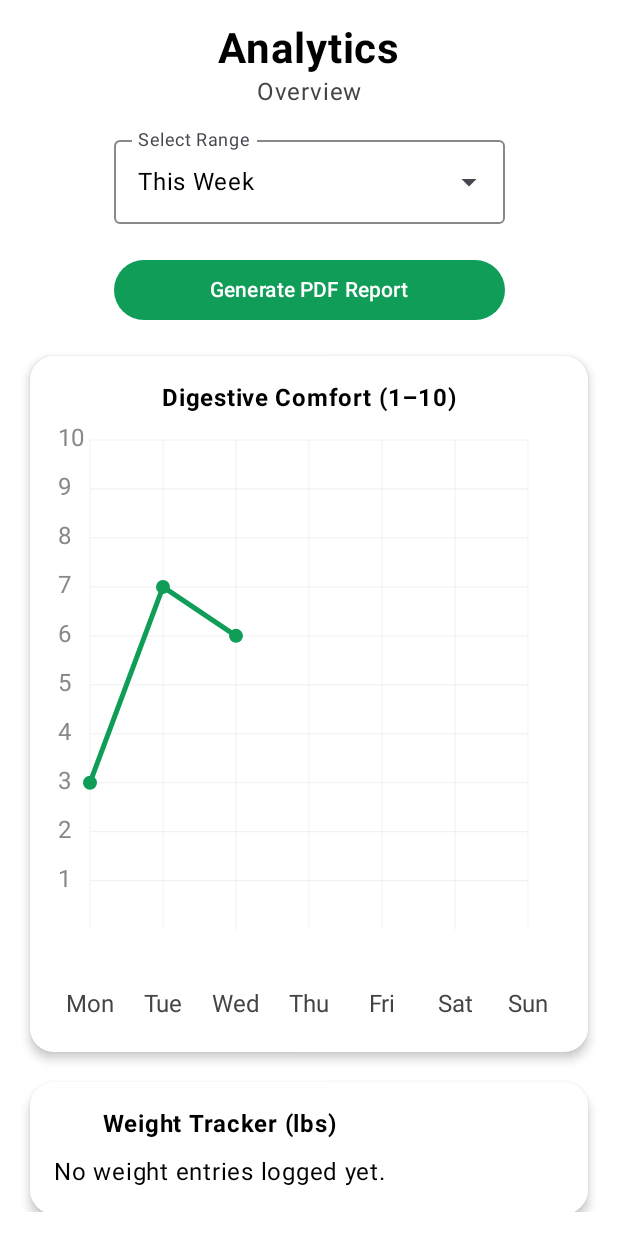
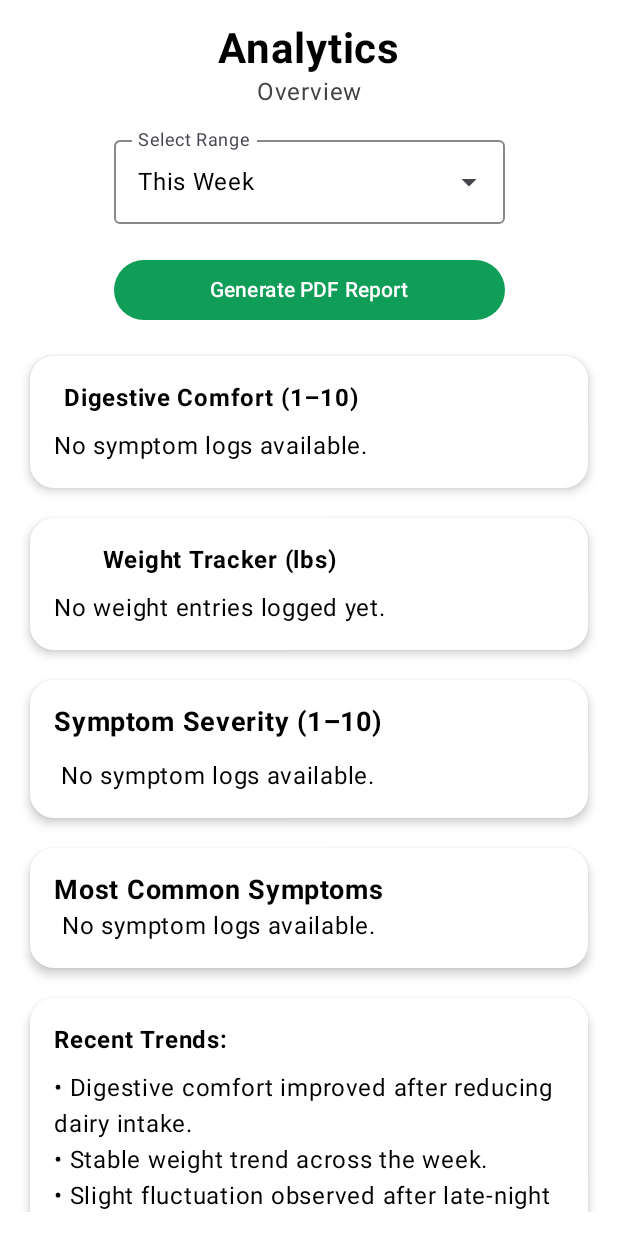
Before and after one commit to BryanLucio12/GI-Health-App, an Android app built with Jetpack Compose: the composable AnalyticsScreen shown on its own in the app's theme, on a phone screen of 412 x 824 dp. Run offline under Robolectric (Android 15) with nearby library versions, the light colour scheme and no system bars; our stand-ins replace Room's generated code, livedata-compose.

Commit message:
Fix digestive comfort analytics

```diff
--- a/app/src/main/java/com/example/gihealth/ui/screens/AnalyticsScreen.kt
+++ b/app/src/main/java/com/example/gihealth/ui/screens/AnalyticsScreen.kt
@@ -33,37 +33,13 @@ import kotlin.math.roundToInt
 import com.example.gihealth.data.TopSymptomResults
 import com.example.gihealth.data.SymptomWithTrend
 
-// DUMMY VALUES WILL BE REMOVED LATER
-class AnalyticsViewModel : ViewModel() {
-    private val today = LocalDate.now()
-    private val startOfWeek = today.with(DayOfWeek.MONDAY)
 
-    // Base values
-    private val baseComfort = (4..8).random()
-    private val baseWeight = (150..180).random()   // still used only for mock digestive, not weight DB
-
-    // Digestive comfort mock data
-    val digestiveData: Map<String, Map<LocalDate, Int>> = mapOf(
-        "Today" to mapOf(today to baseComfort + (-1..1).random()),
-        "Yesterday" to mapOf(today.minusDays(1) to baseComfort + (-1..1).random()),
-        "This Week" to (0..6).associate {
-            startOfWeek.plusDays(it.toLong()) to (baseComfort + (-2..2).random()).coerceIn(1, 10)
-        },
-        "Last Week" to (0..6).associate {
-            startOfWeek.minusWeeks(1).plusDays(it.toLong()) to (baseComfort + (-2..2).random()).coerceIn(1, 10)
-        },
-        "This Month" to (0 until today.lengthOfMonth()).associate {
-            today.withDayOfMonth(it + 1) to (baseComfort + (-2..2).random()).coerceIn(1, 10)
-        }
-    )
-}
 
 @OptIn(ExperimentalMaterial3Api::class)
 @Composable
 fun AnalyticsScreen(
     onOpenCalendar: () -> Unit,
-    vm: CalendarViewModel,
-    analyticsVM: AnalyticsViewModel = viewModel()
+    vm: CalendarViewModel
 ) {
     val context = LocalContext.current
 
@@ -150,7 +126,7 @@ fun AnalyticsScreen(
             }
         }
 
-        item { DigestiveComfortCard(typeOfRange, analyticsVM) }
+        item { DigestiveComfortCard(typeOfRange = typeOfRange, symptoms = symptoms) }
 
         // UPDATED: pass real WellBeing entries to the weight tracker
         item { WeightTrackerCard(typeOfRange = typeOfRange, entries = wellBeingEntries) }
@@ -282,6 +258,24 @@ fun filterSymptomsForRange(
             .toLocalDate()
     }
 }
+
+fun computeDigestiveComfortForRange(
+    symptoms: List<SymptomEntity>,
+    range: String
+): Map<LocalDate, Int> {
+
+    val grouped = filterSymptomsForRange(symptoms, range)
+
+    // Convert daily symptom avg severity -> daily comfort (1–10)
+    return grouped.mapValues { (_, list) ->
+        val avgSeverity = list.map { it.severity }.average()
+
+        // Inverse of severity
+        val comfort = 10.0 - avgSeverity
+        comfort.coerceIn(1.0, 10.0).roundToInt()
+    }
+}
+
 
 @Composable
 fun SymptomSeverityGraph(
@@ -568,9 +562,11 @@ fun computeTopSymptomsWithTrend(
 }
 
 @Composable
-fun DigestiveComfortCard(typeOfRange: String, analyticsVM: AnalyticsViewModel) {
+fun DigestiveComfortCard(typeOfRange: String, symptoms: List<SymptomEntity>) {
     val today = LocalDate.now()
-    val mockData = analyticsVM.digestiveData[typeOfRange] ?: emptyMap()
+    val comfortData = remember(symptoms, typeOfRange) {
+        computeDigestiveComfortForRange(symptoms, typeOfRange)
+    }
 
     Card(
         modifier = Modifier.fillMaxWidth(),
@@ -585,9 +581,31 @@ fun DigestiveComfortCard(typeOfRange: String, analyticsVM: AnalyticsViewModel) {
             Text("Digestive Comfort (1–10)", fontWeight = FontWeight.Bold)
             Spacer(Modifier.height(8.dp))
 
+            if (symptoms.isEmpty()) {
+                Text("No symptom logs available.")
+                return@Column
+            }
+
             if (typeOfRange == "Today" || typeOfRange == "Yesterday") {
                 val day = if (typeOfRange == "Today") today else today.minusDays(1)
-                val value = mockData[day] ?: 5
+                val value = comfortData[day]
+
+                if (value == null) {
+                    Column(
+                        horizontalAlignment = Alignment.CenterHorizontally,
+                        verticalArrangement = Arrangement.Center,
+                        modifier = Modifier
+                            .fillMaxWidth()
+                            .height(200.dp)
+                    ) {
+                        Text(
+                            text = "No comfort data for ${if (typeOfRange == "Today") "today" else "yesterday"}.",
+                            color = Color.DarkGray
+                        )
+                    }
+                    return@Column
+                }
+
                 val color = when (value) {
                     in 1..3 -> Color(0xFFD32F2F)
                     in 4..6 -> Color(0xFFFFC107)
@@ -618,8 +636,13 @@ fun DigestiveComfortCard(typeOfRange: String, analyticsVM: AnalyticsViewModel) {
                     )
                 }
             } else {
+                if (comfortData.isEmpty()) {
+                    Text("No data available for selected range.")
+                    return@Column
+                }
+
                 DigestiveComfortGraph(
-                    data = mockData,
+                    data = comfortData,
                     typeOfRange = typeOfRange,
                     compactView = false
                 )
```
